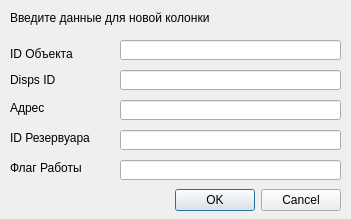
Before: the Qt Designer form dataBaseFirebird/dialogs/addpointsdialog.ui in Evgeniykull/DataBase, drawn with Qt 5.
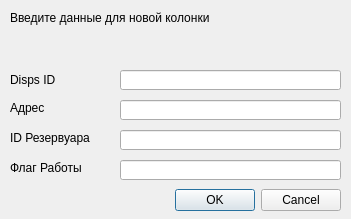
After: the same form once the commit is applied.

What changed in the file:
```diff
--- a/dataBaseFirebird/dialogs/addpointsdialog.ui
+++ b/dataBaseFirebird/dialogs/addpointsdialog.ui
@@ -29,29 +29,6 @@
     <set>QDialogButtonBox::Cancel|QDialogButtonBox::Ok</set>
    </property>
   </widget>
-  <widget class="QLabel" name="label">
-   <property name="geometry">
-    <rect>
-     <x>10</x>
-     <y>46</y>
-     <width>101</width>
-     <height>16</height>
-    </rect>
-   </property>
-   <property name="text">
-    <string>ID Объекта</string>
-   </property>
-  </widget>
-  <widget class="QLineEdit" name="leObjectId">
-   <property name="geometry">
-    <rect>
-     <x>120</x>
-     <y>40</y>
-     <width>221</width>
-     <height>20</height>
-    </rect>
-   </property>
-  </widget>
   <widget class="QLabel" name="label_2">
    <property name="geometry">
     <rect>
```
